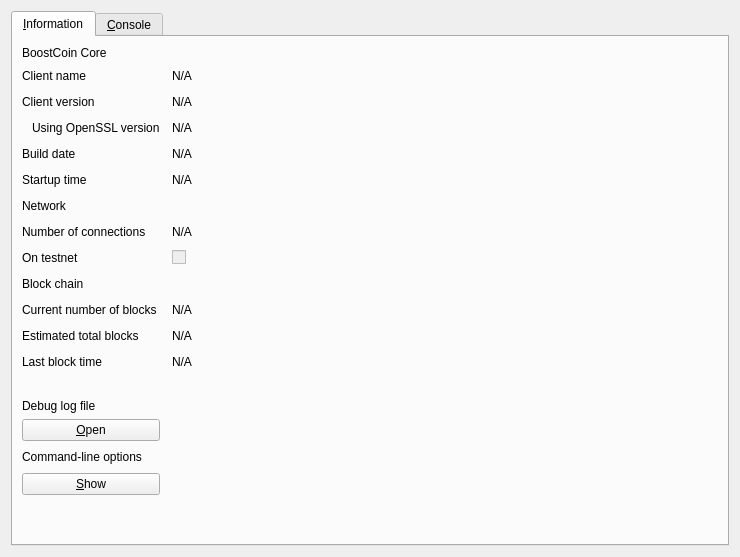
Qt form src/qt/forms/rpcconsole.ui (mammix2/boostcoin-core) before a commit.
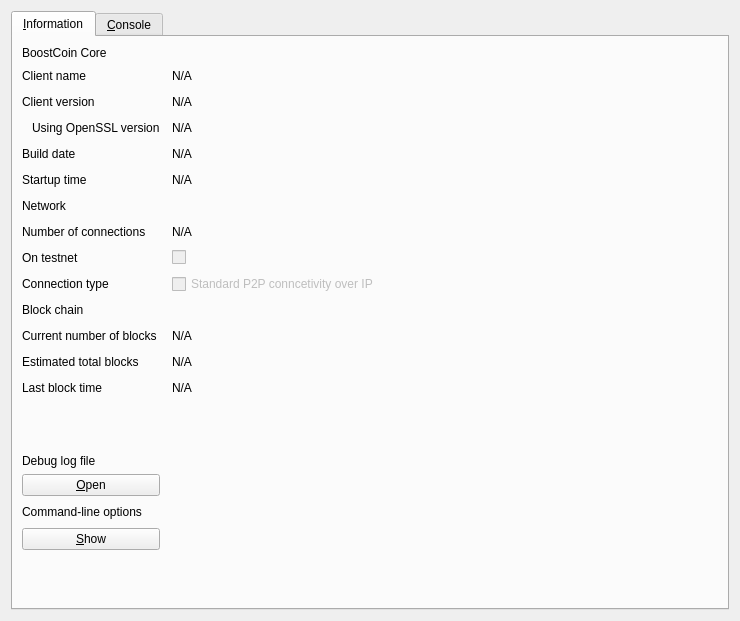
The same form after that commit. Icons and pictures are not drawn.

Diff of the .ui file:
```diff
--- a/src/qt/forms/rpcconsole.ui
+++ b/src/qt/forms/rpcconsole.ui
@@ -7,7 +7,7 @@
     <x>0</x>
     <y>0</y>
     <width>740</width>
-    <height>557</height>
+    <height>621</height>
    </rect>
   </property>
   <property name="windowTitle">
@@ -242,18 +242,400 @@
       <attribute name="title">
        <string>&amp;Information</string>
       </attribute>
-      <layout class="QGridLayout" name="gridLayout" columnstretch="0,1,0,0">
+      <layout class="QGridLayout" name="gridLayout" columnstretch="0,0,0,0,0">
        <property name="horizontalSpacing">
         <number>12</number>
        </property>
-       <item row="12" column="0">
+       <item row="17" column="0">
+        <widget class="QLabel" name="labelCLOptions">
+         <property name="font">
+          <font>
+           <weight>50</weight>
+           <bold>false</bold>
+          </font>
+         </property>
+         <property name="text">
+          <string>Command-line options</string>
+         </property>
+        </widget>
+       </item>
+       <item row="18" column="0">
+        <widget class="QPushButton" name="showCLOptionsButton">
+         <property name="toolTip">
+          <string>Show the BoostCoin-Qt help message to get a list with possible BoostCoin command-line options.</string>
+         </property>
+         <property name="text">
+          <string>&amp;Show</string>
+         </property>
+         <property name="autoDefault">
+          <bool>false</bool>
+         </property>
+        </widget>
+       </item>
+       <item row="16" column="4" rowspan="3">
+        <widget class="QLabel" name="label_15">
+         <property name="text">
+          <string/>
+         </property>
+         <property name="pixmap">
+          <pixmap resource="../bitcoin.qrc">:/images/Small_logo</pixmap>
+         </property>
+         <property name="scaledContents">
+          <bool>false</bool>
+         </property>
+        </widget>
+       </item>
+       <item row="2" column="4" rowspan="2">
+        <widget class="QLabel" name="labelTorLogo">
+         <property name="enabled">
+          <bool>false</bool>
+         </property>
+         <property name="text">
+          <string/>
+         </property>
+         <property name="pixmap">
+          <pixmap resource="../bitcoin.qrc">:/images/tor_logo</pixmap>
+         </property>
+         <property name="scaledContents">
+          <bool>true</bool>
+         </property>
+        </widget>
+       </item>
+       <item row="4" column="0">
+        <widget class="QLabel" name="label_12">
+         <property name="text">
+          <string>Build date</string>
+         </property>
+        </widget>
+       </item>
+       <item row="1" column="3">
+        <spacer name="horizontalSpacer_2">
+         <property name="orientation">
+          <enum>Qt::Horizontal</enum>
+         </property>
+         <property name="sizeHint" stdset="0">
+          <size>
+           <width>40</width>
+           <height>20</height>
+          </size>
+         </property>
+        </spacer>
+       </item>
+       <item row="3" column="3">
+        <spacer name="horizontalSpacer_4">
+         <property name="orientation">
+          <enum>Qt::Horizontal</enum>
+         </property>
+         <property name="sizeHint" stdset="0">
+          <size>
+           <width>40</width>
+           <height>20</height>
+          </size>
+         </property>
+        </spacer>
+       </item>
+       <item row="2" column="3">
+        <spacer name="horizontalSpacer_3">
+         <property name="orientation">
+          <enum>Qt::Horizontal</enum>
+         </property>
+         <property name="sizeHint" stdset="0">
+          <size>
+           <width>40</width>
+           <height>20</height>
+          </size>
+         </property>
+        </spacer>
+       </item>
+       <item row="16" column="0">
+        <widget class="QPushButton" name="openDebugLogfileButton">
+         <property name="toolTip">
+          <string>Open the BoostCoin debug log file from the current data directory. This can take a few seconds for large log files.</string>
+         </property>
+         <property name="text">
+          <string>&amp;Open</string>
+         </property>
+         <property name="autoDefault">
+          <bool>false</bool>
+         </property>
+        </widget>
+       </item>
+       <item row="15" column="0">
+        <widget class="QLabel" name="labelDebugLogfile">
+         <property name="font">
+          <font>
+           <weight>50</weight>
+           <bold>false</bold>
+          </font>
+         </property>
+         <property name="text">
+          <string>Debug log file</string>
+         </property>
+        </widget>
+       </item>
+       <item row="14" column="0">
+        <spacer name="verticalSpacer_2">
+         <property name="orientation">
+          <enum>Qt::Vertical</enum>
+         </property>
+         <property name="sizeHint" stdset="0">
+          <size>
+           <width>20</width>
+           <height>20</height>
+          </size>
+         </property>
+        </spacer>
+       </item>
+       <item row="19" column="0">
+        <spacer name="verticalSpacer">
+         <property name="orientation">
+          <enum>Qt::Vertical</enum>
+         </property>
+         <property name="sizeHint" stdset="0">
+          <size>
+           <width>20</width>
+           <height>40</height>
+          </size>
+         </property>
+        </spacer>
+       </item>
+       <item row="10" column="3">
+        <spacer name="horizontalSpacer_9">
+         <property name="orientation">
+          <enum>Qt::Horizontal</enum>
+         </property>
+         <property name="sizeHint" stdset="0">
+          <size>
+           <width>40</width>
+           <height>20</height>
+          </size>
+         </property>
+        </spacer>
+       </item>
+       <item row="8" column="3">
+        <spacer name="horizontalSpacer_8">
+         <property name="orientation">
+          <enum>Qt::Horizontal</enum>
+         </property>
+         <property name="sizeHint" stdset="0">
+          <size>
+           <width>40</width>
+           <height>20</height>
+          </size>
+         </property>
+        </spacer>
+       </item>
+       <item row="11" column="3">
+        <spacer name="horizontalSpacer_10">
+         <property name="orientation">
+          <enum>Qt::Horizontal</enum>
+         </property>
+         <property name="sizeHint" stdset="0">
+          <size>
+           <width>40</width>
+           <height>20</height>
+          </size>
+         </property>
+        </spacer>
+       </item>
+       <item row="7" column="3">
+        <spacer name="horizontalSpacer_7">
+         <property name="orientation">
+          <enum>Qt::Horizontal</enum>
+         </property>
+         <property name="sizeHint" stdset="0">
+          <size>
+           <width>40</width>
+           <height>20</height>
+          </size>
+         </property>
+        </spacer>
+       </item>
+       <item row="17" column="3">
+        <spacer name="horizontalSpacer_14">
+         <property name="orientation">
+          <enum>Qt::Horizontal</enum>
+         </property>
+         <property name="sizeHint" stdset="0">
+          <size>
+           <width>40</width>
+           <height>20</height>
+          </size>
+         </property>
+        </spacer>
+       </item>
+       <item row="16" column="3">
+        <spacer name="horizontalSpacer_13">
+         <property name="orientation">
+          <enum>Qt::Horizontal</enum>
+         </property>
+         <property name="sizeHint" stdset="0">
+          <size>
+           <width>40</width>
+           <height>20</height>
+          </size>
+         </property>
+        </spacer>
+       </item>
+       <item row="13" column="3">
+        <spacer name="horizontalSpacer_12">
+         <property name="orientation">
+          <enum>Qt::Horizontal</enum>
+         </property>
+         <property name="sizeHint" stdset="0">
+          <size>
+           <width>40</width>
+           <height>20</height>
+          </size>
+         </property>
+        </spacer>
+       </item>
+       <item row="12" column="3">
+        <spacer name="horizontalSpacer_11">
+         <property name="orientation">
+          <enum>Qt::Horizontal</enum>
+         </property>
+         <property name="sizeHint" stdset="0">
+          <size>
+           <width>40</width>
+           <height>20</height>
+          </size>
+         </property>
+        </spacer>
+       </item>
+       <item row="18" column="3">
+        <spacer name="horizontalSpacer_15">
+         <property name="orientation">
+          <enum>Qt::Horizontal</enum>
+         </property>
+         <property name="sizeHint" stdset="0">
+          <size>
+           <width>40</width>
+           <height>20</height>
+          </size>
+         </property>
+        </spacer>
+       </item>
+       <item row="13" column="2">
+        <widget class="QLabel" name="lastBlockTime">
+         <property name="cursor">
+          <cursorShape>IBeamCursor</cursorShape>
+         </property>
+         <property name="text">
+          <string>N/A</string>
+         </property>
+         <property name="textFormat">
+          <enum>Qt::PlainText</enum>
+         </property>
+         <property name="textInteractionFlags">
+          <set>Qt::LinksAccessibleByMouse|Qt::TextSelectableByKeyboard|Qt::TextSelectableByMouse</set>
+         </property>
+        </widget>
+       </item>
+       <item row="5" column="3">
+        <spacer name="horizontalSpacer_5">
+         <property name="orientation">
+          <enum>Qt::Horizontal</enum>
+         </property>
+         <property name="sizeHint" stdset="0">
+          <size>
+           <width>40</width>
+           <height>20</height>
+          </size>
+         </property>
+        </spacer>
+       </item>
+       <item row="6" column="0">
+        <widget class="QLabel" name="label_11">
+         <property name="font">
+          <font>
+           <weight>50</weight>
+           <bold>false</bold>
+          </font>
+         </property>
+         <property name="text">
+          <string>Network</string>
+         </property>
+        </widget>
+       </item>
+       <item row="6" column="3">
+        <spacer name="horizontalSpacer_6">
+         <property name="orientation">
+          <enum>Qt::Horizontal</enum>
+         </property>
+         <property name="sizeHint" stdset="0">
+          <size>
+           <width>40</width>
+           <height>20</height>
+          </size>
+         </property>
+        </spacer>
+       </item>
+       <item row="5" column="2">
+        <widget class="QLabel" name="startupTime">
+         <property name="cursor">
+          <cursorShape>IBeamCursor</cursorShape>
+         </property>
+         <property name="text">
+          <string>N/A</string>
+         </property>
+         <property name="textFormat">
+          <enum>Qt::PlainText</enum>
+         </property>
+         <property name="textInteractionFlags">
+          <set>Qt::LinksAccessibleByMouse|Qt::TextSelectableByKeyboard|Qt::TextSelectableByMouse</set>
+         </property>
+        </widget>
+       </item>
+       <item row="9" column="0">
+        <widget class="QLabel" name="label_18">
+         <property name="text">
+          <string>Connection type</string>
+         </property>
+        </widget>
+       </item>
+       <item row="9" column="2">
+        <widget class="QCheckBox" name="isTorProxy">
+         <property name="enabled">
+          <bool>false</bool>
+         </property>
+         <property name="text">
+          <string>Standard P2P conncetivity over IP</string>
+         </property>
+        </widget>
+       </item>
+       <item row="3" column="0">
+        <widget class="QLabel" name="label_14">
+         <property name="text">
+          <string>Using OpenSSL version</string>
+         </property>
+         <property name="indent">
+          <number>10</number>
+         </property>
+        </widget>
+       </item>
+       <item row="1" column="0">
+        <widget class="QLabel" name="label_5">
+         <property name="text">
+          <string>Client name</string>
+         </property>
+        </widget>
+       </item>
+       <item row="5" column="0">
+        <widget class="QLabel" name="label_13">
+         <property name="text">
+          <string>Startup time</string>
+         </property>
+        </widget>
+       </item>
+       <item row="13" column="0">
         <widget class="QLabel" name="label_2">
          <property name="text">
           <string>Last block time</string>
          </property>
         </widget>
        </item>
-       <item row="9" column="0">
+       <item row="10" column="0">
         <widget class="QLabel" name="label_10">
          <property name="font">
           <font>
@@ -266,40 +648,62 @@
          </property>
         </widget>
        </item>
-       <item row="8" column="1">
-        <widget class="QCheckBox" name="isTestNet">
-         <property name="enabled">
-          <bool>false</bool>
-         </property>
-         <property name="text">
-          <string/>
-         </property>
-        </widget>
-       </item>
-       <item row="11" column="1">
-        <widget class="QLabel" name="totalBlocks">
-         <property name="cursor">
-          <cursorShape>IBeamCursor</cursorShape>
-         </property>
-         <property name="text">
-          <string>N/A</string>
-         </property>
-         <property name="textFormat">
-          <enum>Qt::PlainText</enum>
-         </property>
-         <property name="textInteractionFlags">
-          <set>Qt::LinksAccessibleByMouse|Qt::TextSelectableByKeyboard|Qt::TextSelectableByMouse</set>
-         </property>
-        </widget>
-       </item>
-       <item row="10" column="0">
+       <item row="11" column="0">
         <widget class="QLabel" name="label_3">
          <property name="text">
           <string>Current number of blocks</string>
          </property>
         </widget>
        </item>
-       <item row="7" column="1">
+       <item row="11" column="2">
+        <widget class="QLabel" name="numberOfBlocks">
+         <property name="cursor">
+          <cursorShape>IBeamCursor</cursorShape>
+         </property>
+         <property name="text">
+          <string>N/A</string>
+         </property>
+         <property name="textFormat">
+          <enum>Qt::PlainText</enum>
+         </property>
+         <property name="textInteractionFlags">
+          <set>Qt::LinksAccessibleByMouse|Qt::TextSelectableByKeyboard|Qt::TextSelectableByMouse</set>
+         </property>
+        </widget>
+       </item>
+       <item row="12" column="2">
+        <widget class="QLabel" name="totalBlocks">
+         <property name="cursor">
+          <cursorShape>IBeamCursor</cursorShape>
+         </property>
+         <property name="text">
+          <string>N/A</string>
+         </property>
+         <property name="textFormat">
+          <enum>Qt::PlainText</enum>
+         </property>
+         <property name="textInteractionFlags">
+          <set>Qt::LinksAccessibleByMouse|Qt::TextSelectableByKeyboard|Qt::TextSelectableByMouse</set>
+         </property>
+        </widget>
+       </item>
+       <item row="8" column="2">
+        <widget class="QCheckBox" name="isTestNet">
+         <property name="enabled">
+          <bool>false</bool>
+         </property>
+         <property name="minimumSize">
+          <size>
+           <width>338</width>
+           <height>0</height>
+          </size>
+         </property>
+         <property name="text">
+          <string/>
+         </property>
+        </widget>
+       </item>
+       <item row="7" column="2">
         <widget class="QLabel" name="numberOfConnections">
          <property name="cursor">
           <cursorShape>IBeamCursor</cursorShape>
@@ -322,96 +726,7 @@
          </property>
         </widget>
        </item>
-       <item row="10" column="1">
-        <widget class="QLabel" name="numberOfBlocks">
-         <property name="cursor">
-          <cursorShape>IBeamCursor</cursorShape>
-         </property>
-         <property name="text">
-          <string>N/A</string>
-         </property>
-         <property name="textFormat">
-          <enum>Qt::PlainText</enum>
-         </property>
-         <property name="textInteractionFlags">
-          <set>Qt::LinksAccessibleByMouse|Qt::TextSelectableByKeyboard|Qt::TextSelectableByMouse</set>
-         </property>
-        </widget>
-       </item>
-       <item row="8" column="0">
-        <widget class="QLabel" name="label_8">
-         <property name="text">
-          <string>On testnet</string>
-         </property>
-        </widget>
-       </item>
-       <item row="11" column="0">
-        <widget class="QLabel" name="label_4">
-         <property name="text">
-          <string>Estimated total blocks</string>
-         </property>
-        </widget>
-       </item>
-       <item row="4" column="2">
-        <spacer name="horizontalSpacer">
-         <property name="orientation">
-          <enum>Qt::Horizontal</enum>
-         </property>
-         <property name="sizeHint" stdset="0">
-          <size>
-           <width>40</width>
-           <height>20</height>
-          </size>
-         </property>
-        </spacer>
-       </item>
-       <item row="1" column="2">
-        <spacer name="horizontalSpacer_2">
-         <property name="orientation">
-          <enum>Qt::Horizontal</enum>
-         </property>
-         <property name="sizeHint" stdset="0">
-          <size>
-           <width>40</width>
-           <height>20</height>
-          </size>
-         </property>
-        </spacer>
-       </item>
-       <item row="2" column="2">
-        <spacer name="horizontalSpacer_3">
-         <property name="orientation">
-          <enum>Qt::Horizontal</enum>
-         </property>
-         <property name="sizeHint" stdset="0">
-          <size>
-           <width>40</width>
-           <height>20</height>
-          </size>
-         </property>
-        </spacer>
-       </item>
        <item row="3" column="2">
-        <spacer name="horizontalSpacer_4">
-         <property name="orientation">
-          <enum>Qt::Horizontal</enum>
-         </property>
-         <property name="sizeHint" stdset="0">
-          <size>
-           <width>40</width>
-           <height>20</height>
-          </size>
-         </property>
-        </spacer>
-       </item>
-       <item row="4" column="0">
-        <widget class="QLabel" name="label_12">
-         <property name="text">
-          <string>Build date</string>
-         </property>
-        </widget>
-       </item>
-       <item row="3" column="1">
         <widget class="QLabel" name="openSSLVersion">
          <property name="cursor">
           <cursorShape>IBeamCursor</cursorShape>
@@ -427,6 +742,19 @@
          </property>
         </widget>
        </item>
+       <item row="4" column="3">
+        <spacer name="horizontalSpacer">
+         <property name="orientation">
+          <enum>Qt::Horizontal</enum>
+         </property>
+         <property name="sizeHint" stdset="0">
+          <size>
+           <width>40</width>
+           <height>20</height>
+          </size>
+         </property>
+        </spacer>
+       </item>
        <item row="0" column="0">
         <widget class="QLabel" name="label_9">
          <property name="font">
@@ -440,6 +768,13 @@
          </property>
         </widget>
        </item>
+       <item row="12" column="0">
+        <widget class="QLabel" name="label_4">
+         <property name="text">
+          <string>Estimated total blocks</string>
+         </property>
+        </widget>
+       </item>
        <item row="2" column="0">
         <widget class="QLabel" name="label_6">
          <property name="text">
@@ -447,56 +782,14 @@
          </property>
         </widget>
        </item>
-       <item row="1" column="0">
-        <widget class="QLabel" name="label_5">
+       <item row="8" column="0">
+        <widget class="QLabel" name="label_8">
          <property name="text">
-          <string>Client name</string>
+          <string>On testnet</string>
          </property>
         </widget>
        </item>
-       <item row="3" column="0">
-        <widget class="QLabel" name="label_14">
-         <property name="text">
-          <string>Using OpenSSL version</string>
-         </property>
-         <property name="indent">
-          <number>10</number>
-         </property>
-        </widget>
-       </item>
-       <item row="2" column="1">
-        <widget class="QLabel" name="clientVersion">
-         <property name="cursor">
-          <cursorShape>IBeamCursor</cursorShape>
-         </property>
-         <property name="text">
-          <string>N/A</string>
-         </property>
-         <property name="textFormat">
-          <enum>Qt::PlainText</enum>
-         </property>
-         <property name="textInteractionFlags">
-          <set>Qt::LinksAccessibleByMouse|Qt::TextSelectableByKeyboard|Qt::TextSelectableByMouse</set>
-         </property>
-        </widget>
-       </item>
-       <item row="1" column="1">
-        <widget class="QLabel" name="clientName">
-         <property name="cursor">
-          <cursorShape>IBeamCursor</cursorShape>
-         </property>
-         <property name="text">
-          <string>N/A</string>
-         </property>
-         <property name="textFormat">
-          <enum>Qt::PlainText</enum>
-         </property>
-         <property name="textInteractionFlags">
-          <set>Qt::LinksAccessibleByMouse|Qt::TextSelectableByKeyboard|Qt::TextSelectableByMouse</set>
-         </property>
-        </widget>
-       </item>
-       <item row="4" column="1">
+       <item row="4" column="2">
         <widget class="QLabel" name="buildDate">
          <property name="cursor">
           <cursorShape>IBeamCursor</cursorShape>
@@ -512,15 +805,8 @@
          </property>
         </widget>
        </item>
-       <item row="5" column="0">
-        <widget class="QLabel" name="label_13">
-         <property name="text">
-          <string>Startup time</string>
-         </property>
-        </widget>
-       </item>
-       <item row="5" column="1">
-        <widget class="QLabel" name="startupTime">
+       <item row="1" column="2">
+        <widget class="QLabel" name="clientName">
          <property name="cursor">
           <cursorShape>IBeamCursor</cursorShape>
          </property>
@@ -535,47 +821,8 @@
          </property>
         </widget>
        </item>
-       <item row="6" column="0">
-        <widget class="QLabel" name="label_11">
-         <property name="font">
-          <font>
-           <weight>50</weight>
-           <bold>false</bold>
-          </font>
-         </property>
-         <property name="text">
-          <string>Network</string>
-         </property>
-        </widget>
-       </item>
-       <item row="6" column="2">
-        <spacer name="horizontalSpacer_6">
-         <property name="orientation">
-          <enum>Qt::Horizontal</enum>
-         </property>
-         <property name="sizeHint" stdset="0">
-          <size>
-           <width>40</width>
-           <height>20</height>
-          </size>
-         </property>
-        </spacer>
-       </item>
-       <item row="5" column="2">
-        <spacer name="horizontalSpacer_5">
-         <property name="orientation">
-          <enum>Qt::Horizontal</enum>
-         </property>
-         <property name="sizeHint" stdset="0">
-          <size>
-           <width>40</width>
-           <height>20</height>
-          </size>
-         </property>
-        </spacer>
-       </item>
-       <item row="12" column="1">
-        <widget class="QLabel" name="lastBlockTime">
+       <item row="2" column="2">
+        <widget class="QLabel" name="clientVersion">
          <property name="cursor">
           <cursorShape>IBeamCursor</cursorShape>
          </property>
@@ -590,87 +837,9 @@
          </property>
         </widget>
        </item>
-       <item row="13" column="0">
-        <spacer name="verticalSpacer_2">
+       <item row="9" column="3">
+        <spacer name="horizontalSpacer_16">
          <property name="orientation">
-          <enum>Qt::Vertical</enum>
-         </property>
-         <property name="sizeHint" stdset="0">
-          <size>
-           <width>20</width>
-           <height>20</height>
-          </size>
-         </property>
-        </spacer>
-       </item>
-       <item row="14" column="0">
-        <widget class="QLabel" name="labelDebugLogfile">
-         <property name="font">
-          <font>
-           <weight>50</weight>
-           <bold>false</bold>
-          </font>
-         </property>
-         <property name="text">
-          <string>Debug log file</string>
-         </property>
-        </widget>
-       </item>
-       <item row="15" column="0">
-        <widget class="QPushButton" name="openDebugLogfileButton">
-         <property name="toolTip">
-          <string>Open the BoostCoin debug log file from the current data directory. This can take a few seconds for large log files.</string>
-         </property>
-         <property name="text">
-          <string>&amp;Open</string>
-         </property>
-         <property name="autoDefault">
-          <bool>false</bool>
-         </property>
-        </widget>
-       </item>
-       <item row="16" column="0">
-        <widget class="QLabel" name="labelCLOptions">
-         <property name="font">
-          <font>
-           <weight>50</weight>
-           <bold>false</bold>
-          </font>
-         </property>
-         <property name="text">
-          <string>Command-line options</string>
-         </property>
-        </widget>
-       </item>
-       <item row="17" column="0">
-        <widget class="QPushButton" name="showCLOptionsButton">
-         <property name="toolTip">
-          <string>Show the BoostCoin-Qt help message to get a list with possible BoostCoin command-line options.</string>
-         </property>
-         <property name="text">
-          <string>&amp;Show</string>
-         </property>
-         <property name="autoDefault">
-          <bool>false</bool>
-         </property>
-        </widget>
-       </item>
-       <item row="18" column="0">
-        <spacer name="verticalSpacer">
-         <property name="orientation">
-          <enum>Qt::Vertical</enum>
-         </property>
-         <property name="sizeHint" stdset="0">
-          <size>
-           <width>20</width>
-           <height>40</height>
-          </size>
-         </property>
-        </spacer>
-       </item>
-       <item row="8" column="2">
-        <spacer name="horizontalSpacer_8">
-         <property name="orientation">
           <enum>Qt::Horizontal</enum>
          </property>
          <property name="sizeHint" stdset="0">
@@ -681,136 +850,6 @@
          </property>
         </spacer>
        </item>
-       <item row="7" column="2">
-        <spacer name="horizontalSpacer_7">
-         <property name="orientation">
-          <enum>Qt::Horizontal</enum>
-         </property>
-         <property name="sizeHint" stdset="0">
-          <size>
-           <width>40</width>
-           <height>20</height>
-          </size>
-         </property>
-        </spacer>
-       </item>
-       <item row="9" column="2">
-        <spacer name="horizontalSpacer_9">
-         <property name="orientation">
-          <enum>Qt::Horizontal</enum>
-         </property>
-         <property name="sizeHint" stdset="0">
-          <size>
-           <width>40</width>
-           <height>20</height>
-          </size>
-         </property>
-        </spacer>
-       </item>
-       <item row="10" column="2">
-        <spacer name="horizontalSpacer_10">
-         <property name="orientation">
-          <enum>Qt::Horizontal</enum>
-         </property>
-         <property name="sizeHint" stdset="0">
-          <size>
-           <width>40</width>
-           <height>20</height>
-          </size>
-         </property>
-        </spacer>
-       </item>
-       <item row="11" column="2">
-        <spacer name="horizontalSpacer_11">
-         <property name="orientation">
-          <enum>Qt::Horizontal</enum>
-         </property>
-         <property name="sizeHint" stdset="0">
-          <size>
-           <width>40</width>
-           <height>20</height>
-          </size>
-         </property>
-        </spacer>
-       </item>
-       <item row="12" column="2">
-        <spacer name="horizontalSpacer_12">
-         <property name="orientation">
-          <enum>Qt::Horizontal</enum>
-         </property>
-         <property name="sizeHint" stdset="0">
-          <size>
-           <width>40</width>
-           <height>20</height>
-          </size>
-         </property>
-        </spacer>
-       </item>
-       <item row="15" column="2">
-        <spacer name="horizontalSpacer_13">
-         <property name="orientation">
-          <enum>Qt::Horizontal</enum>
-         </property>
-         <property name="sizeHint" stdset="0">
-          <size>
-           <width>40</width>
-           <height>20</height>
-          </size>
-         </property>
-        </spacer>
-       </item>
-       <item row="16" column="2">
-        <spacer name="horizontalSpacer_14">
-         <property name="orientation">
-          <enum>Qt::Horizontal</enum>
-         </property>
-         <property name="sizeHint" stdset="0">
-          <size>
-           <width>40</width>
-           <height>20</height>
-          </size>
-         </property>
-        </spacer>
-       </item>
-       <item row="17" column="2">
-        <spacer name="horizontalSpacer_15">
-         <property name="orientation">
-          <enum>Qt::Horizontal</enum>
-         </property>
-         <property name="sizeHint" stdset="0">
-          <size>
-           <width>40</width>
-           <height>20</height>
-          </size>
-         </property>
-        </spacer>
-       </item>
-       <item row="15" column="3" rowspan="3">
-        <widget class="QLabel" name="label_15">
-         <property name="text">
-          <string/>
-         </property>
-         <property name="pixmap">
-          <pixmap resource="../bitcoin.qrc">:/images/Small_logo</pixmap>
-         </property>
-         <property name="scaledContents">
-          <bool>false</bool>
-         </property>
-        </widget>
-       </item>
-       <item row="2" column="3" rowspan="2">
-        <widget class="QLabel" name="label_16">
-         <property name="text">
-          <string/>
-         </property>
-         <property name="pixmap">
-          <pixmap resource="../bitcoin.qrc">:/images/tor_logo</pixmap>
-         </property>
-         <property name="scaledContents">
-          <bool>true</bool>
-         </property>
-        </widget>
-       </item>
       </layout>
      </widget>
      <widget class="QWidget" name="tab_console">
```
